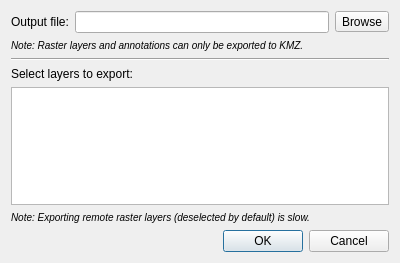
kadas-albireo/kadas-albireo, file src/ui/qgskmlexportdialogbase.ui: the form before one commit.
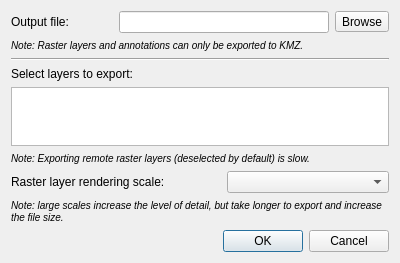
The form after the commit. Custom widgets are drawn as their Qt base class.

Commit message: Allow choosing KMZ raster export scale

```diff
--- a/src/ui/qgskmlexportdialogbase.ui
+++ b/src/ui/qgskmlexportdialogbase.ui
@@ -14,6 +14,43 @@
    <string>KML export</string>
   </property>
   <layout class="QGridLayout" name="gridLayout">
+   <item row="3" column="0" colspan="4">
+    <widget class="QLabel" name="label">
+     <property name="text">
+      <string>Select layers to export:</string>
+     </property>
+    </widget>
+   </item>
+   <item row="5" column="0" colspan="4">
+    <widget class="QLabel" name="label_3">
+     <property name="text">
+      <string>&lt;html&gt;&lt;head/&gt;&lt;body&gt;&lt;p&gt;&lt;span style=&quot; font-size:small; font-style:italic;&quot;&gt;Note: Exporting remote raster layers (deselected by default) is slow.&lt;/span&gt;&lt;/p&gt;&lt;/body&gt;&lt;/html&gt;</string>
+     </property>
+     <property name="wordWrap">
+      <bool>true</bool>
+     </property>
+    </widget>
+   </item>
+   <item row="10" column="0" colspan="4">
+    <widget class="QDialogButtonBox" name="mButtonBox">
+     <property name="orientation">
+      <enum>Qt::Horizontal</enum>
+     </property>
+     <property name="standardButtons">
+      <set>QDialogButtonBox::Cancel|QDialogButtonBox::Ok</set>
+     </property>
+    </widget>
+   </item>
+   <item row="4" column="0" colspan="4">
+    <widget class="QListWidget" name="mLayerListWidget"/>
+   </item>
+   <item row="0" column="1" colspan="2">
+    <widget class="QLineEdit" name="mFileLineEdit">
+     <property name="readOnly">
+      <bool>true</bool>
+     </property>
+    </widget>
+   </item>
    <item row="0" column="0">
     <widget class="QLabel" name="mSaveAsLabel">
      <property name="text">
@@ -21,31 +58,10 @@
      </property>
     </widget>
    </item>
-   <item row="5" column="0" colspan="3">
-    <widget class="QLabel" name="label_3">
-     <property name="text">
-      <string>&lt;html&gt;&lt;head/&gt;&lt;body&gt;&lt;p&gt;&lt;span style=&quot; font-size:small; font-style:italic;&quot;&gt;Note: Exporting remote raster layers (deselected by default) is slow.&lt;/span&gt;&lt;/p&gt;&lt;/body&gt;&lt;/html&gt;</string>
-     </property>
-     <property name="wordWrap">
-      <bool>true</bool>
-     </property>
-    </widget>
+   <item row="6" column="2" colspan="2">
+    <widget class="QgsScaleComboBox" name="mComboBoxExportScale"/>
    </item>
-   <item row="3" column="0" colspan="3">
-    <widget class="QLabel" name="label">
-     <property name="text">
-      <string>Select layers to export:</string>
-     </property>
-    </widget>
-   </item>
-   <item row="2" column="0" colspan="3">
-    <widget class="Line" name="line">
-     <property name="orientation">
-      <enum>Qt::Horizontal</enum>
-     </property>
-    </widget>
-   </item>
-   <item row="0" column="2">
+   <item row="0" column="3">
     <widget class="QToolButton" name="mFileSelectionButton">
      <property name="sizePolicy">
       <sizepolicy hsizetype="Fixed" vsizetype="Fixed">
@@ -58,27 +74,7 @@
      </property>
     </widget>
    </item>
-   <item row="7" column="0" colspan="3">
-    <widget class="QDialogButtonBox" name="mButtonBox">
-     <property name="orientation">
-      <enum>Qt::Horizontal</enum>
-     </property>
-     <property name="standardButtons">
-      <set>QDialogButtonBox::Cancel|QDialogButtonBox::Ok</set>
-     </property>
-    </widget>
-   </item>
-   <item row="0" column="1">
-    <widget class="QLineEdit" name="mFileLineEdit">
-     <property name="readOnly">
-      <bool>true</bool>
-     </property>
-    </widget>
-   </item>
-   <item row="4" column="0" colspan="3">
-    <widget class="QListWidget" name="mLayerListWidget"/>
-   </item>
-   <item row="1" column="0" colspan="3">
+   <item row="1" column="0" colspan="4">
     <widget class="QLabel" name="label_2">
      <property name="text">
       <string>&lt;html&gt;&lt;head/&gt;&lt;body&gt;&lt;p&gt;&lt;span style=&quot; font-size:small; font-style:italic;&quot;&gt;Note: Raster layers and annotations can only be exported to KMZ.&lt;/span&gt;&lt;/p&gt;&lt;/body&gt;&lt;/html&gt;</string>
@@ -88,8 +84,39 @@
      </property>
     </widget>
    </item>
+   <item row="2" column="0" colspan="4">
+    <widget class="Line" name="line">
+     <property name="orientation">
+      <enum>Qt::Horizontal</enum>
+     </property>
+    </widget>
+   </item>
+   <item row="6" column="0" colspan="2">
+    <widget class="QLabel" name="label_4">
+     <property name="text">
+      <string>Raster layer rendering scale:</string>
+     </property>
+    </widget>
+   </item>
+   <item row="7" column="0" colspan="4">
+    <widget class="QLabel" name="label_5">
+     <property name="text">
+      <string>&lt;html&gt;&lt;head/&gt;&lt;body&gt;&lt;p&gt;&lt;span style=&quot; font-size:small; font-style:italic;&quot;&gt;Note: large scales increase the level of detail, but take longer to export and increase the file size.&lt;/span&gt;&lt;/p&gt;&lt;/body&gt;&lt;/html&gt;</string>
+     </property>
+     <property name="wordWrap">
+      <bool>true</bool>
+     </property>
+    </widget>
+   </item>
   </layout>
  </widget>
+ <customwidgets>
+  <customwidget>
+   <class>QgsScaleComboBox</class>
+   <extends>QComboBox</extends>
+   <header>qgsscalecombobox.h</header>
+  </customwidget>
+ </customwidgets>
  <resources/>
  <connections>
   <connection>
```
The commit also changes 5 other files.
